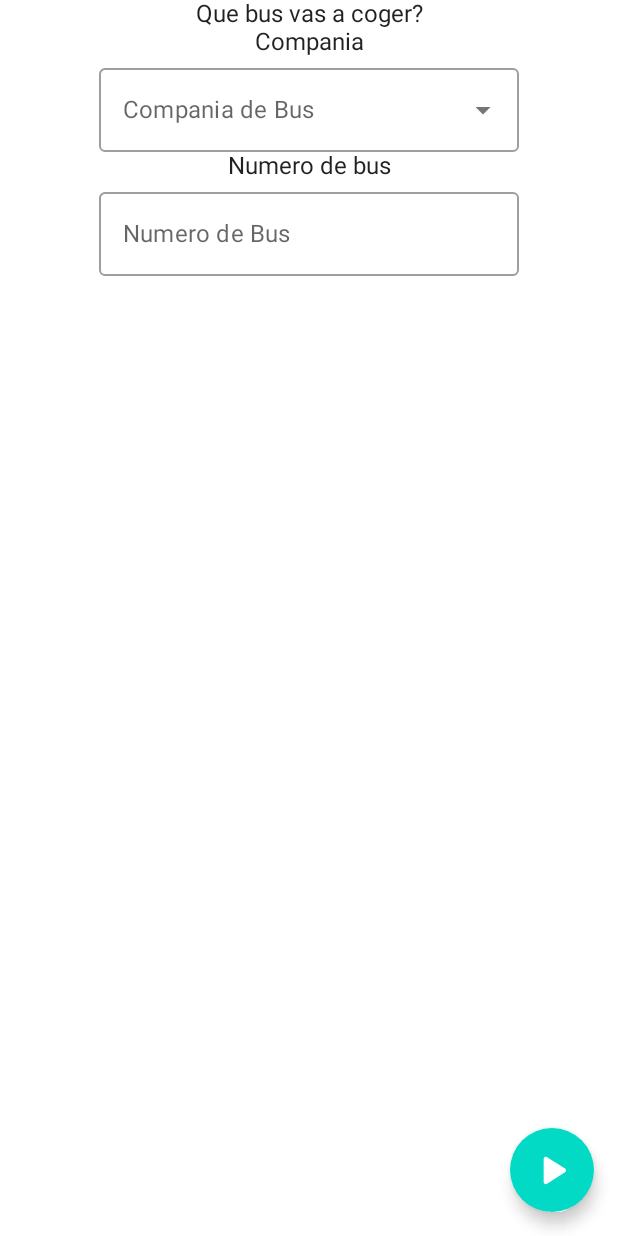
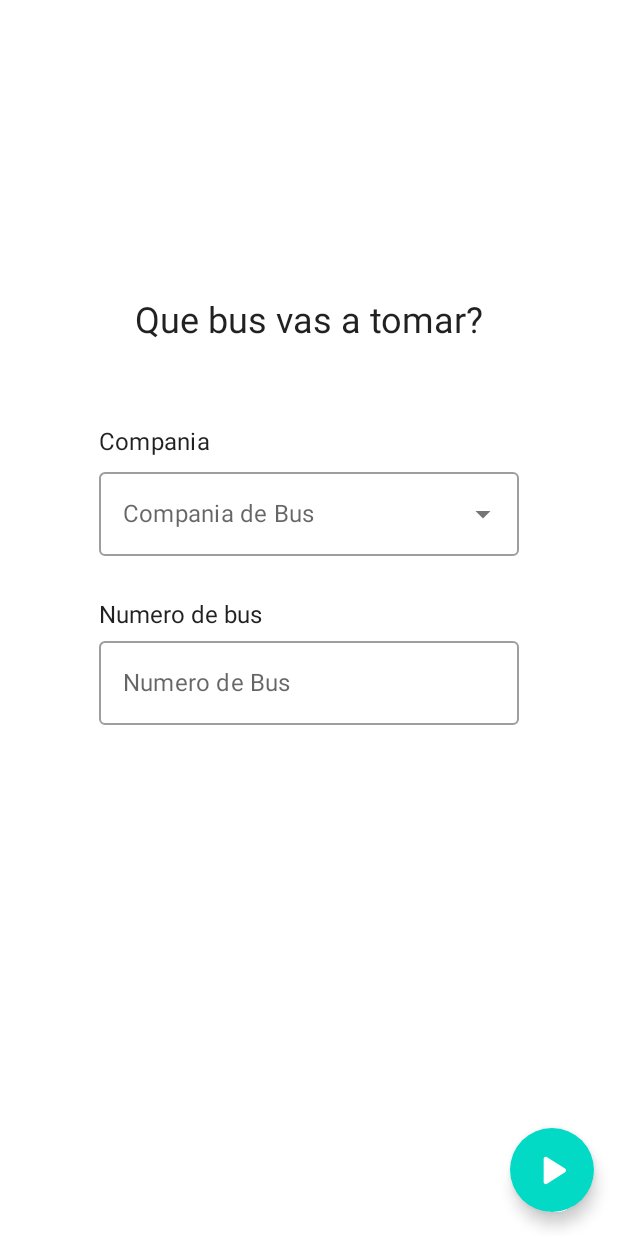
Before and after one commit to Estete9/elBus, an Android app built with Jetpack Compose: the SetupScreen screen opened through its navigation route, on a phone screen of 412 x 824 dp. Run offline under Robolectric (Android 15) with nearby library versions, the phone set to English and light mode, and no system bars.

Commit message:
Improve UI for Setup Screen

```diff
--- a/app/src/main/java/com/notylines/elbus/components/Components.kt
+++ b/app/src/main/java/com/notylines/elbus/components/Components.kt
@@ -24,7 +24,7 @@ fun CustomTextField(
     textFieldValue: String,
     onTextFieldValueChange: (String) -> Unit
 ) {
-val keyboardTypeOptions = listOf("email", "password", "number", "text")
+    val keyboardTypeOptions = listOf("email", "password", "number", "text")
 
     OutlinedTextField(
         value = textFieldValue,
--- a/app/src/main/java/com/notylines/elbus/ui/screens/setup/SetupScreen.kt
+++ b/app/src/main/java/com/notylines/elbus/ui/screens/setup/SetupScreen.kt
@@ -27,18 +27,26 @@ fun SetupScreen(navController: NavController) {
         var busId by rememberSaveable { mutableStateOf("") }
 
         Column(
-            modifier = Modifier.fillMaxSize(),
-            horizontalAlignment = Alignment.CenterHorizontally
+            modifier = Modifier
+                .fillMaxSize()
+                .padding(top = 200.dp),
+            horizontalAlignment = Alignment.CenterHorizontally,
+            verticalArrangement = Arrangement.Top
         ) {
-            Text("Que bus vas a coger?")
-
-            Text(text = "Compania")
-
-            Box(modifier = Modifier.fillMaxWidth(), contentAlignment = Alignment.Center) {
+            Text(
+                text = "Que bus vas a tomar?",
+                modifier = Modifier,
+                style = MaterialTheme.typography.h5
+            )
+            Spacer(modifier = Modifier.weight(0.2f))
+            Column(
+                modifier = Modifier
+                    .weight(1f)
+            ) {
 
                 var isExpanded by remember { mutableStateOf(false) }
                 Column {
-
+                    Text(text = "Compania", style = MaterialTheme.typography.subtitle1)
                     CustomTextField(
                         textFieldValue = busCompany,
                         onTextFieldValueChange = { busCompany = it },
@@ -59,7 +67,7 @@ fun SetupScreen(navController: NavController) {
                         }
                     }
                 }
-            }
+                Spacer(modifier = Modifier.height(30.dp))
                 Text(text = "Numero de bus")
                 CustomTextField(
                     textFieldValue = busId,
@@ -68,6 +76,8 @@ fun SetupScreen(navController: NavController) {
                     placeHolder = "0000",
                     keyboardType = 2,
                 )
+            }
+            Spacer(modifier = Modifier.weight(1f))
         }
     }
 
```
Also changed, not shown: app/src/main/java/com/notylines/elbus/ui/screens/run/RunScreen.kt (+0 -70 lines). Lines whose indentation alone changed are shown as unchanged.
